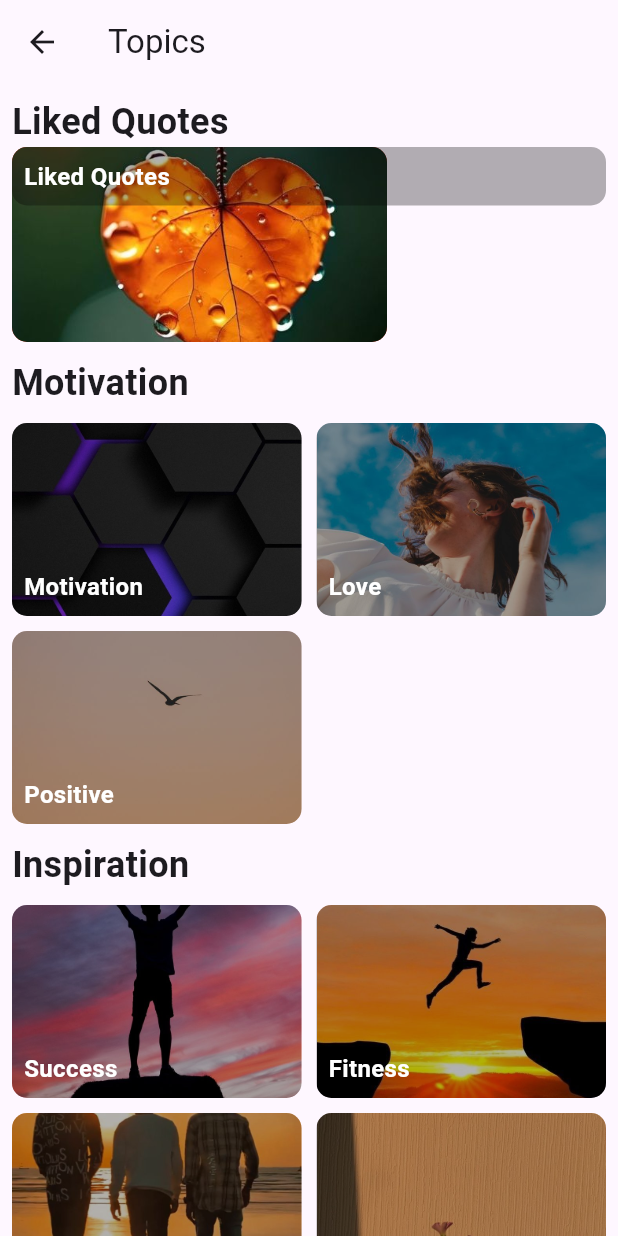
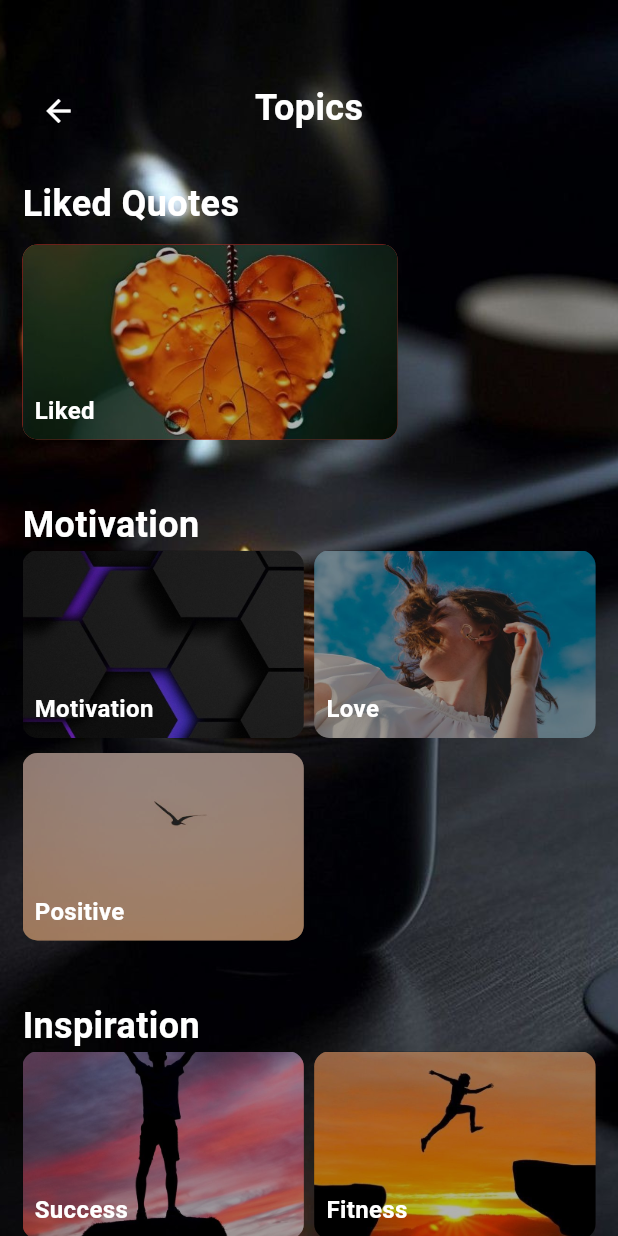
Before and after one commit to MauryaAayush/db_minar, a Flutter app: the TopicScreen screen opened directly, on a phone screen of 412 x 824 dp. Run offline on Flutter 3.47's test engine with Material 3 defaults, Android fonts, the phone set to English and light mode, and no system bars; our stand-ins replace get, sqflite; accounts and stored records are empty; network calls fail.

Commit message:
Radhey Radhey

```diff
--- a/lib/Views/HomeScreen.dart
+++ b/lib/Views/HomeScreen.dart
@@ -1,3 +1,4 @@
+import 'package:db_minar/Views/Topic_Screen.dart';
 import 'package:flutter/material.dart';
 import 'package:get/get.dart';
 import '../Controller/data_controller.dart';
@@ -120,7 +121,8 @@ class HomeScreen extends StatelessWidget {
                   text: 'Topic',
                   icon: Icons.topic,
                   onPressed: () {
-                    Get.to(() => BookmarksScreen());
+                    Get.to(()=>TopicScreen());
+                    // Get.to(() => BookmarksScreen());
                   },
                 ),
                 TransparentButton(
--- a/lib/Views/Topic_Screen.dart
+++ b/lib/Views/Topic_Screen.dart
@@ -1,14 +1,12 @@
+import 'package:db_minar/Views/bookmark_screen.dart';
 import 'package:db_minar/Views/quotes_screen.dart';
 import 'package:flutter/material.dart';
 import 'package:get/get.dart';
 import '../Model/quotes_model.dart';
 
-class TopicScreen extends StatefulWidget {
-  @override
-  State<TopicScreen> createState() => _TopicScreenState();
-}
+class TopicScreen extends StatelessWidget {
+   TopicScreen({super.key});
 
-class _TopicScreenState extends State<TopicScreen> {
   final List<Topic> topics = [
     Topic(
         heading: 'Motivation',
@@ -47,35 +45,67 @@ class _TopicScreenState extends State<TopicScreen> {
         category: 'Depression',
         image: 'assets/depression.jpeg'),
     Topic(
-        heading: 'Hard Times', category: 'Broken', image: 'assets/broken.jpeg'),
+        heading: 'Hard Times',
+        category: 'Broken',
+        image: 'assets/broken.jpeg'),
   ];
 
   @override
   Widget build(BuildContext context) {
     return Scaffold(
-      appBar: AppBar(
-        title: const Text('Topics'),
-        leading: IconButton(
-          icon: const Icon(Icons.arrow_back),
+      body: Stack(
+        children: [
+          // Background image
+          Container(
+            decoration: BoxDecoration(
+              image: DecorationImage(
+                image: AssetImage('assets/image2.jpeg'),
+                fit: BoxFit.cover,
+              ),
+            ),
+          ),
+          // Content
+          SingleChildScrollView(
+            child: Padding(
+              padding: const EdgeInsets.all(15.0),
+              child: Column(
+                crossAxisAlignment: CrossAxisAlignment.start,
+                children: [
+                  // Back arrow icon and title
+                  Stack(
+                    children: [
+                      Positioned(
+                        top: 35,
+                        child: IconButton(
+                          icon: const Icon(Icons.arrow_back, color: Colors.white),
                           onPressed: () {
                             // Handle back button press
+                            Navigator.of(context).pop();
                           },
                         ),
                       ),
-      body: SingleChildScrollView(
+                      Center(
                         child: Padding(
-          padding: const EdgeInsets.all(8.0),
-          child: Column(
-            crossAxisAlignment: CrossAxisAlignment.start,
-            children: [
-
+                          padding: const EdgeInsets.only(top: 40.0),
+                          child: Text(
+                            'Topics',
+                            style: TextStyle(
+                              fontSize: 24,
+                              fontWeight: FontWeight.bold,
+                              color: Colors.white,
+                            ),
+                          ),
+                        ),
+                      ),
+                    ],
+                  ),
+                  const SizedBox(height: 30),
                   Text(
                     'Liked Quotes',
-                style: TextStyle(fontSize: 24, fontWeight: FontWeight.bold),
+                    style: TextStyle(fontSize: 24, fontWeight: FontWeight.bold, color: Colors.white),
                   ),
-
+                  const SizedBox(height: 10),
                   Stack(
-
                     children: [
                       Container(
                         height: 130,
@@ -85,9 +115,17 @@ class _TopicScreenState extends State<TopicScreen> {
                           color: Colors.red,
                           image: DecorationImage(
                             image: AssetImage('assets/liked.jpeg'),
-                           fit: BoxFit.cover)),
+                            fit: BoxFit.cover,
                           ),
-                 Container(
+                        ),
+                      ),
+                      InkWell(
+                        onTap: () {
+                          Get.to(() => BookmarksScreen());
+                        },
+                        child: Container(
+                          height: 130,
+                          width: 250,
                           decoration: BoxDecoration(
                             borderRadius: BorderRadius.circular(10),
                             color: Colors.black.withOpacity(0.3),
@@ -95,35 +133,31 @@ class _TopicScreenState extends State<TopicScreen> {
                           alignment: Alignment.bottomLeft,
                           padding: EdgeInsets.all(8),
                           child: Text(
-                     'Liked Quotes',
+                            'Liked',
                             style: TextStyle(
                                 color: Colors.white, fontSize: 16, fontWeight: FontWeight.bold),
                           ),
                         ),
-
+                      ),
                     ],
                   ),
-
-
-
                   for (var name in topics.map((t) => t.heading).toSet())
                     Column(
                       crossAxisAlignment: CrossAxisAlignment.start,
                       children: [
-                    const SizedBox(height: 10),
+                        const SizedBox(height: 40),
                         Text(
                           name,
-                      style:
-                          TextStyle(fontSize: 24, fontWeight: FontWeight.bold),
+                          style: TextStyle(
+                              fontSize: 24, fontWeight: FontWeight.bold, color: Colors.white),
                         ),
-                    const SizedBox(height: 10),
                         GridView.count(
                           crossAxisCount: 2,
                           shrinkWrap: true,
                           physics: const NeverScrollableScrollPhysics(),
                           childAspectRatio: 1.5,
                           mainAxisSpacing: 10,
-                      crossAxisSpacing: 10,
+                          crossAxisSpacing: 7,
                           children: topics
                               .where((e) => e.heading == name)
                               .map((topic) => GestureDetector(
@@ -140,6 +174,8 @@ class _TopicScreenState extends State<TopicScreen> {
                 ],
               ),
             ),
+          ),
+        ],
       ),
     );
   }
--- a/lib/Views/quotes_screen.dart
+++ b/lib/Views/quotes_screen.dart
@@ -82,8 +82,15 @@ class QuotesScreen extends StatelessWidget {
                           ),
                         ),
                         Positioned(
+                            top: 42,
+                            left: 1.0,
+                            child: IconButton(onPressed: () {
+                              Get.back();
+                            }, icon: Icon(Icons.arrow_back_rounded,color: Colors.white,))
+                        ),
+                        Positioned(
                           top: 50,
-                          left: 16.0,
+                          left: 56.0,
                           child: Text(
                             quote.category,
                             style: const TextStyle(
@@ -124,13 +131,7 @@ class QuotesScreen extends StatelessWidget {
             child: Row(
               mainAxisAlignment: MainAxisAlignment.spaceEvenly,
               children: [
-                TransparentButton(
-                  text: 'Topic',
-                  icon: Icons.topic,
-                  onPressed: () {
-                    Get.to(() => BookmarksScreen());
-                  },
-                ),
+
                 TransparentButton(
                   text: 'Theme',
                   icon: Icons.palette,
@@ -138,13 +139,8 @@ class QuotesScreen extends StatelessWidget {
                     Get.to(() => ThemeScreen());
                   },
                 ),
-                TransparentButton(
-                  text: 'Setting',
-                  icon: Icons.settings,
-                  onPressed: () {
-                    // Handle setting button press
-                  },
-                ),
+
+
               ],
             ),
           ),
--- a/lib/main.dart
+++ b/lib/main.dart
@@ -16,7 +16,7 @@ class MyApp extends StatelessWidget {
     return GetMaterialApp(
       debugShowCheckedModeBanner: false,
       getPages: [
-        GetPage(name: '/', page: () =>  TopicScreen(),),
+        GetPage(name: '/', page: () =>  HomeScreen(),),
       ],
     );
   }
```
Lines whose indentation alone changed are shown as unchanged.
